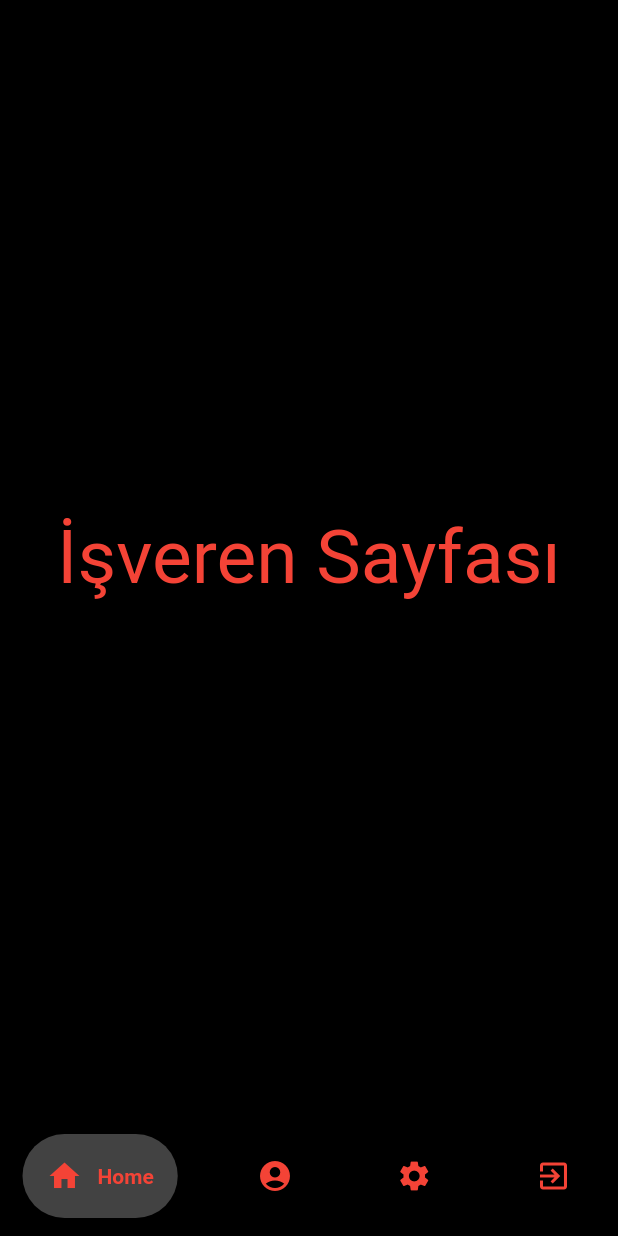
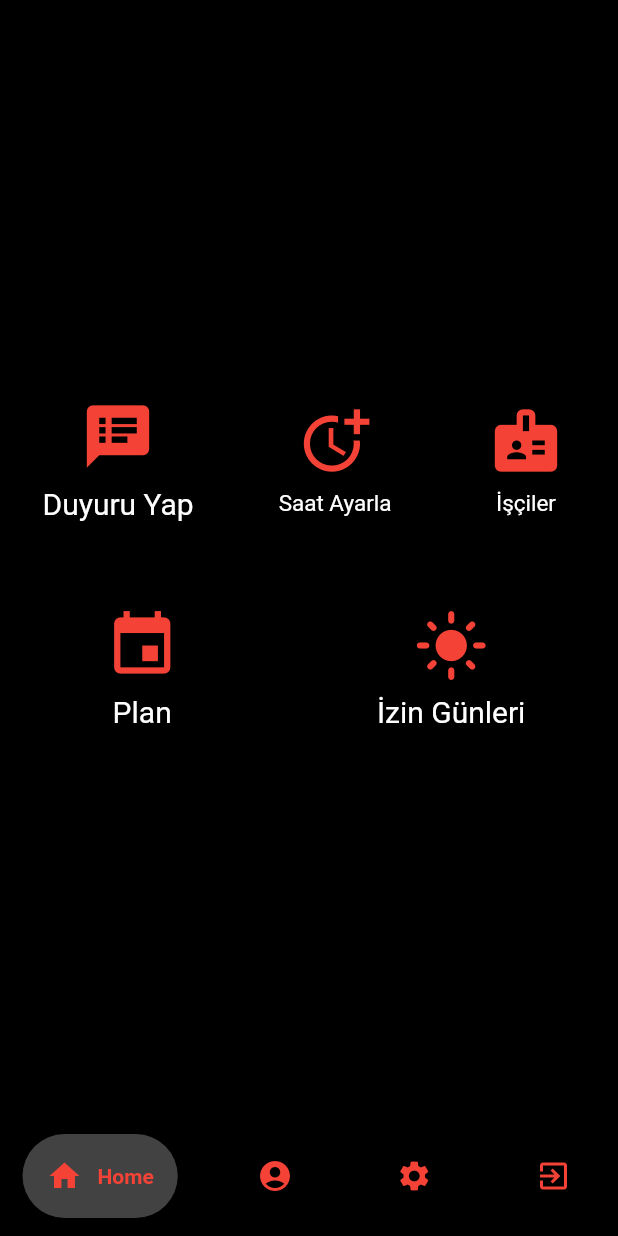
Before and after one commit to ESBEY/EmployeE, a Flutter app: the screen it shows once a user with an empty profile is signed in, on a phone screen of 412 x 824 dp. Run offline on Flutter 3.47's test engine with Material 2 defaults, Android fonts, the phone set to English and light mode, and no system bars; drawn by our look-alikes of google_nav_bar; our stand-ins replace cloud_firestore, firebase_auth, firebase_core, google_fonts; accounts and stored records are empty; Roboto replaces fonts that are missing (Arial).

Commit message:
işçi-işveren menüsü ayarlandı
.

```diff
--- a/lib/pages/home_employer.dart
+++ b/lib/pages/home_employer.dart
@@ -5,7 +5,6 @@ import 'package:firebase_auth/firebase_auth.dart';
 import 'package:flutter/material.dart';
 
 class Employer extends StatefulWidget {
-
   const Employer({Key? key}) : super(key: key);
 
   @override
@@ -13,18 +12,48 @@ class Employer extends StatefulWidget {
 }
 
 class _EmployerState extends State<Employer> {
-
-  @override
   Widget build(BuildContext context) {
     return Scaffold(
+      body: Center(
+          child: Column(mainAxisAlignment: MainAxisAlignment.center, children: [
+        Row(
+          mainAxisAlignment: MainAxisAlignment.spaceAround,
+          children: [
+            buildIconButton(Icons.speaker_notes, 'Duyuru Yap', () {},20),
+            buildIconButton(Icons.more_time, 'Saat Ayarla', () {},15),
+            buildIconButton(Icons.badge, 'İşçiler', () {},15),
+          ],
+        ),
+        SizedBox(
+          height: 50,
+        ),
+        Row(
+          mainAxisAlignment: MainAxisAlignment.spaceAround,
+          children: [
+            buildIconButton(Icons.event, 'Plan', () {},20),
+            buildIconButton(Icons.light_mode, 'İzin Günleri', () {},20),
+
+          ],
+        ),
+      ])),
       backgroundColor: Colors.black,
-      body: Center(
-        child: Text(
-          'İşveren Sayfası',
-          style: TextStyle(fontSize: 50,color: Colors.red)
-        ),
-      ),
     );
   }
 
+  Widget buildIconButton(
+      IconData icon, String title, void Function()? action, double _fontSize) {
+    return Column(children: [
+      IconButton(
+        icon: Icon(icon),
+        color: Colors.red,
+        iconSize: 50,
+        onPressed: action,
+      ),
+      Text(
+        title,
+        style: TextStyle(
+            color: Colors.white, fontFamily: 'Arial', fontSize: _fontSize),
+      ),
+    ]);
+  }
 }
```
